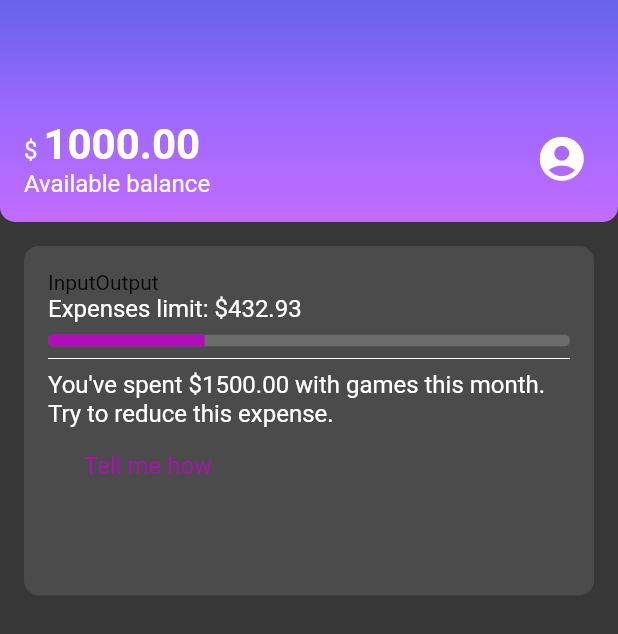
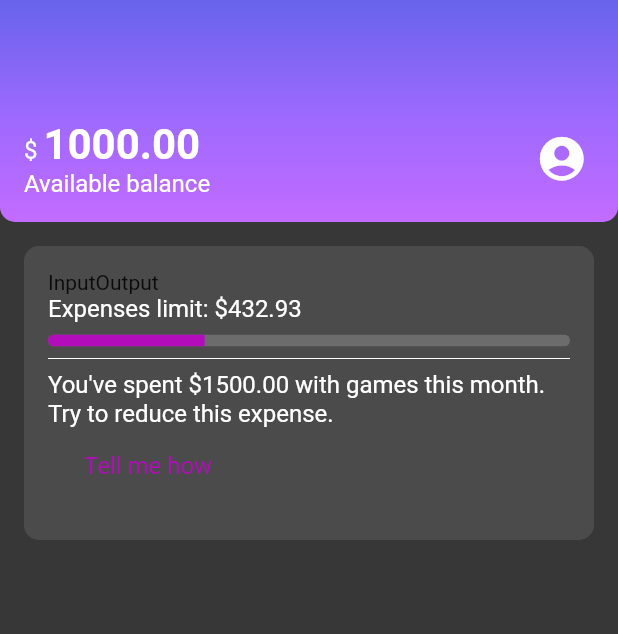
Before and after one commit to yukasolano/alurabank, a Flutter app: the screen it shows after launch, on a phone screen of 412 x 824 dp. Shown: the top 634 px of the screen. Run offline on Flutter 3.47's test engine with Material 2 defaults, Android fonts, the phone set to English and light mode, and no system bars.

Commit message:
Create boxcard

```diff
--- /dev/null
+++ b/lib/components/box_card.dart
@@ -0,0 +1,18 @@
+import 'package:flutter/material.dart';
+
+class BoxCard extends StatelessWidget {
+  final Widget boxContent;
+
+  const BoxCard({Key? key, required this.boxContent}) : super(key: key);
+
+  @override
+  Widget build(BuildContext context) {
+    return Container(
+      decoration: const BoxDecoration(
+          color: Color.fromRGBO(75, 75, 75, 1),
+          borderRadius: BorderRadius.all(Radius.circular(10))),
+      padding: const EdgeInsets.all(16),
+      child: boxContent,
+    );
+  }
+}
--- a/lib/components/recent_activities.dart
+++ b/lib/components/recent_activities.dart
@@ -1,3 +1,4 @@
+import 'package:alurabank/components/box_card.dart';
 import 'package:flutter/material.dart';
 
 class RecentActivities extends StatelessWidget {
@@ -7,13 +8,8 @@ class RecentActivities extends StatelessWidget {
   Widget build(BuildContext context) {
     return Padding(
       padding: const EdgeInsets.all(16.0),
-      child: Container(
-        decoration: const BoxDecoration(
-            color: Color.fromRGBO(75, 75, 75, 1),
-            borderRadius: BorderRadius.all(Radius.circular(10))),
-        height: 233,
-        padding: EdgeInsets.all(16),
-        child: Column(
+      child: BoxCard(
+        boxContent: Column(
           children: [
             InOut(),
             Limit(),
```
